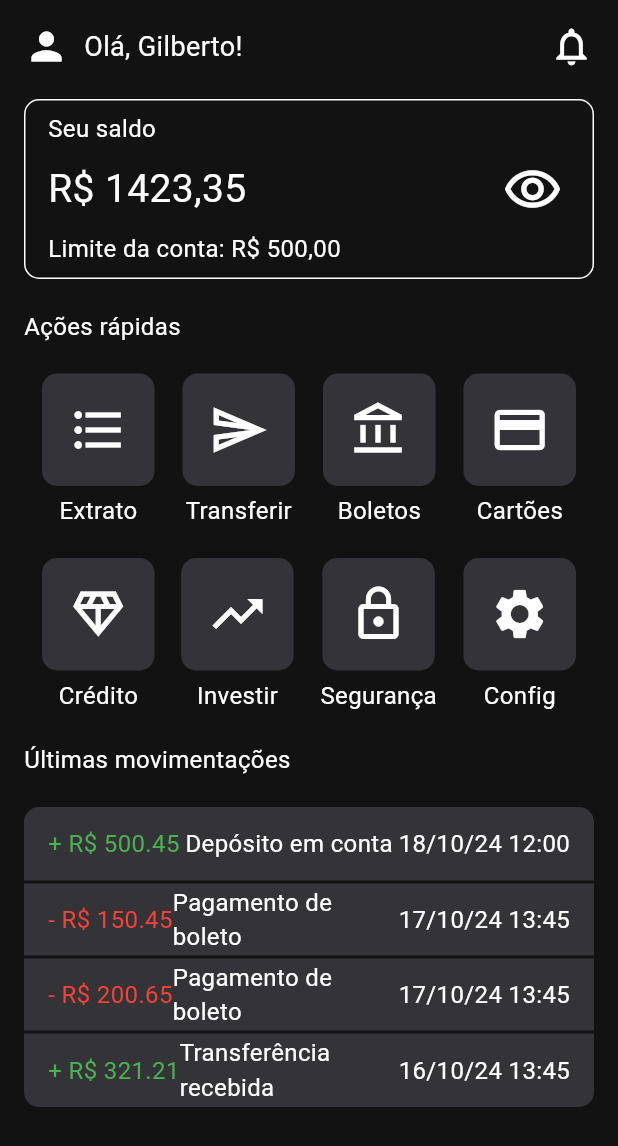
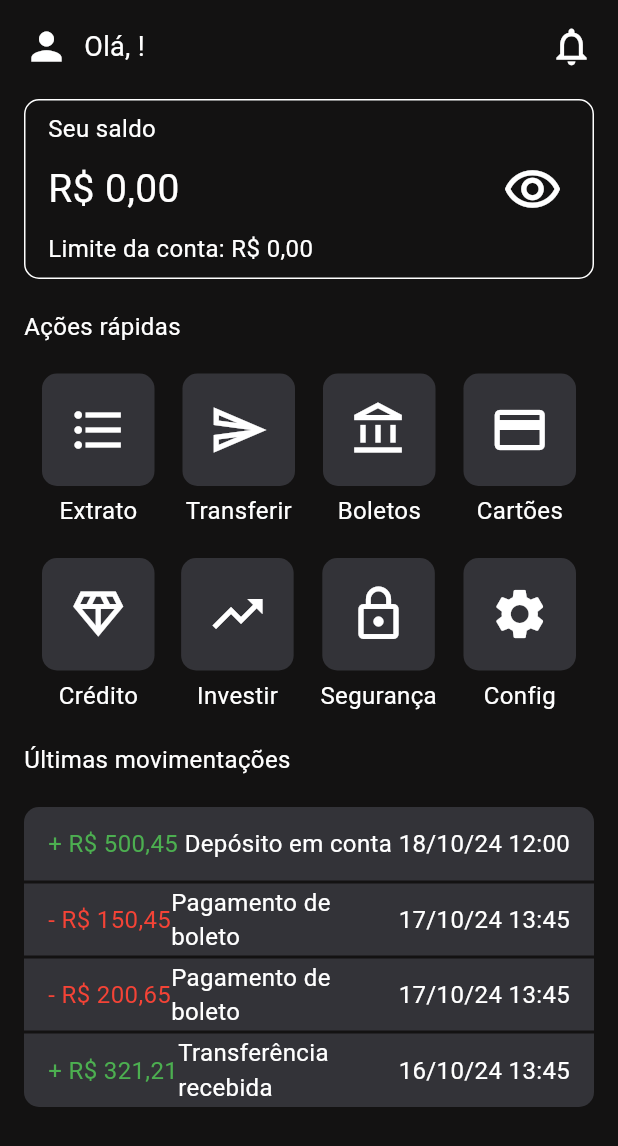
Before and after one commit to ErickOliveiraT/anybank-app, a Flutter app: the HomePage screen opened by its route, on a phone screen of 412 x 824 dp. Shown: the top 1146 px of the screen. Run offline on Flutter 3.47's test engine with Material 3 defaults, Android fonts, the phone set to English and light mode, and no system bars; our stand-ins replace mask_text_input_formatter, shared_preferences; accounts and stored records are empty.

Commit message:
Variáveis dinâmicas na tela home

```diff
--- a/lib/main.dart
+++ b/lib/main.dart
@@ -9,7 +9,7 @@ void main() {
     initialRoute: '/',
     routes: {
       '/': (context) => SplashScreen(),
-      '/home': (context) => const HomePage(),
+      '/home': (context) => HomePage(),
       '/login': (context) => const LoginPage(),
       '/account-selection': (context) => AccountSelection(),
     },
--- a/lib/pages/home.dart
+++ b/lib/pages/home.dart
@@ -1,7 +1,37 @@
+// import 'package:intl/intl.dart';
+import 'dart:convert';
+
 import 'package:flutter/material.dart';
+import 'package:shared_preferences/shared_preferences.dart';
 
-class HomePage extends StatelessWidget {
-  const HomePage({super.key});
+class HomePage extends StatefulWidget {
+  @override
+  _HomePageState createState() => _HomePageState();
+}
+
+class _HomePageState extends State<HomePage> {
+  @override
+  void initState() {
+    super.initState();
+    _getAccountInfo();
+  }
+
+  double accountBalance = 0;
+  double accountLimit = 0;
+  String nickname = "";
+  String lastTransactionsJson = "";
+
+  Future<void> _getAccountInfo() async {
+    SharedPreferences prefs = await SharedPreferences.getInstance();
+    final account = jsonDecode(prefs.getString('account') ?? "{}");
+
+    setState(() {
+      nickname = prefs.getString('nickname') ?? "";
+      accountBalance = account['balance'] ?? "";
+      accountLimit = account['credit_limit'] ?? "";
+      lastTransactionsJson = prefs.getString('last_transactions') ?? "";
+    });
+  }
 
   @override
   Widget build(BuildContext context) {
@@ -12,18 +42,20 @@ class HomePage extends StatelessWidget {
           child: Column(
             crossAxisAlignment: CrossAxisAlignment.start,
             children: [
-              const Row(
+              Row(
                 mainAxisAlignment: MainAxisAlignment.spaceBetween,
                 children: [
                   Row(
                     children: [
-                      Icon(Icons.person, size: 30, color: Colors.white),
-                      SizedBox(width: 10),
-                      Text('Olá, Gilberto!',
-                          style: TextStyle(fontSize: 18, color: Colors.white)),
+                      const Icon(Icons.person, size: 30, color: Colors.white),
+                      const SizedBox(width: 10),
+                      Text('Olá, $nickname!',
+                          style: const TextStyle(
+                              fontSize: 18, color: Colors.white)),
                     ],
                   ),
-                  Icon(Icons.notifications_none, size: 30, color: Colors.white)
+                  const Icon(Icons.notifications_none,
+                      size: 30, color: Colors.white)
                 ],
               ),
               const SizedBox(height: 20),
@@ -38,7 +70,7 @@ class HomePage extends StatelessWidget {
                   ),
                   width: double.infinity,
                   height: 120,
-                  child: (const Padding(
+                  child: (Padding(
                       padding: EdgeInsets.only(left: 15),
                       child: Row(
                         mainAxisAlignment: MainAxisAlignment.spaceBetween,
@@ -47,26 +79,26 @@ class HomePage extends StatelessWidget {
                             mainAxisAlignment: MainAxisAlignment.center,
                             crossAxisAlignment: CrossAxisAlignment.start,
                             children: [
-                              Text(
+                              const Text(
                                 'Seu saldo',
                                 style: TextStyle(
                                     color: Colors.white, fontSize: 16),
                               ),
-                              SizedBox(height: 10),
+                              const SizedBox(height: 10),
                               Text(
-                                'R\$ 1423,35',
-                                style: TextStyle(
+                                'R\$ ${formatCurrency(accountBalance)}',
+                                style: const TextStyle(
                                     color: Colors.white, fontSize: 26),
                               ),
-                              SizedBox(height: 10),
+                              const SizedBox(height: 10),
                               Text(
-                                'Limite da conta: R\$ 500,00',
-                                style: TextStyle(
+                                'Limite da conta: R\$ ${formatCurrency(accountLimit)}',
+                                style: const TextStyle(
                                     color: Colors.white, fontSize: 16),
                               ),
                             ],
                           ),
-                          Padding(
+                          const Padding(
                               padding: EdgeInsets.only(right: 20),
                               child: Icon(Icons.remove_red_eye_outlined,
                                   size: 40, color: Colors.white))
@@ -81,6 +113,7 @@ class HomePage extends StatelessWidget {
               const Text("Últimas movimentações",
                   style: TextStyle(color: Colors.white, fontSize: 16)),
               const SizedBox(height: 20),
+              // _buildLastTransactions()
               _buildTransactionItem(true, false, "Depósito em conta", 500.45,
                   "18/10/24 12:00", "credit"),
               _buildTransactionItem(false, false, "Pagamento de boleto", 150.45,
@@ -92,6 +125,22 @@ class HomePage extends StatelessWidget {
             ],
           )),
     );
+  }
+
+  Widget _buildLastTransactions() {
+    final lastTransactions = jsonDecode(lastTransactionsJson);
+    print(lastTransactions);
+    List<Widget> transactionItems = [];
+    for (var i = 0; i < lastTransactions.length; i++) {
+      transactionItems.add(_buildTransactionItem(
+          i == 0,
+          i == lastTransactions.length - 1,
+          lastTransactions[i]['description'],
+          lastTransactions[i]['amount'],
+          lastTransactions[i]['created_at'],
+          lastTransactions[i]['type']));
+    }
+    return Column(children: transactionItems);
   }
 
   Widget _buildTransactionItem(bool isFirst, bool isLast, String desc,
@@ -131,7 +180,10 @@ class HomePage extends StatelessWidget {
           child: Row(
             mainAxisAlignment: MainAxisAlignment.spaceBetween,
             children: [
-              Text(type == "debit" ? "- R\$ $value" : "+ R\$ $value",
+              Text(
+                  type == "debit"
+                      ? "- R\$ ${formatCurrency(value)}"
+                      : "+ R\$ ${formatCurrency(value)}",
                   style: type == "credit"
                       ? const TextStyle(color: Colors.green, fontSize: 16)
                       : const TextStyle(color: Colors.red, fontSize: 16)),
@@ -142,7 +194,7 @@ class HomePage extends StatelessWidget {
                           const TextStyle(color: Colors.white, fontSize: 16)),
                 ),
               ),
-              Text(date,
+              Text(formatDate(date),
                   style: const TextStyle(color: Colors.white, fontSize: 16)),
             ],
           ),
@@ -206,4 +258,15 @@ class HomePage extends StatelessWidget {
       )
     ]);
   }
+
+  String formatCurrency(double value) {
+    return value.toStringAsFixed(2).replaceAll(".", ",");
+  }
+
+  String formatDate(String isoDate) {
+    return isoDate;
+    // DateTime parsedDate = DateTime.parse(isoDate);
+    // DateFormat formatter = DateFormat('dd/MM/yyyy HH:mm');
+    // return formatter.format(parsedDate);
+  }
 }
--- a/pubspec.yaml
+++ b/pubspec.yaml
@@ -33,6 +33,7 @@ dependencies:
   mask_text_input_formatter: ^2.9.0
   http: ^1.2.2
   shared_preferences: ^2.3.2
+  intl: ^0.19.0
 
 
   # The following adds the Cupertino Icons font to your application.
```
Also changed, not shown: lib/pages/splash_screen.dart (+42 -2 lines), pubspec.lock.
